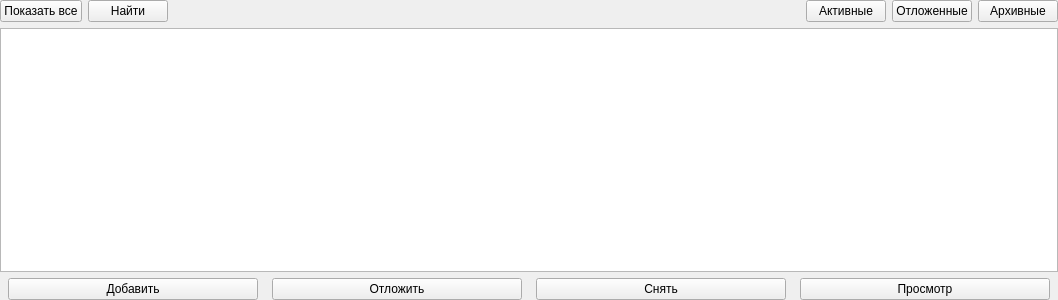
Before: the Qt Designer form src/core/widget/viewobjectwidget.ui in Arox/makler, drawn with Qt 5.
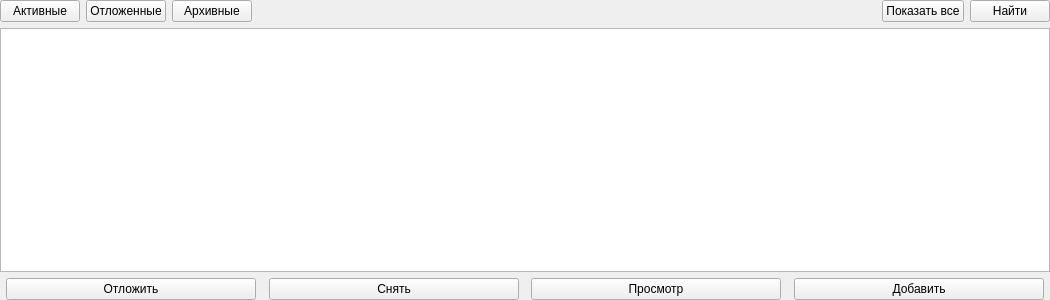
After: the same form once the commit is applied.

What changed in the file:
```diff
--- a/src/core/widget/viewobjectwidget.ui
+++ b/src/core/widget/viewobjectwidget.ui
@@ -6,7 +6,7 @@
    <rect>
     <x>0</x>
     <y>0</y>
-    <width>1058</width>
+    <width>1050</width>
     <height>300</height>
    </rect>
   </property>
@@ -28,33 +28,6 @@
    </property>
    <item>
     <layout class="QHBoxLayout" name="horizontalLayout">
-     <item>
-      <widget class="QPushButton" name="mpClearFilter">
-       <property name="text">
-        <string>Показать все</string>
-       </property>
-      </widget>
-     </item>
-     <item>
-      <widget class="QPushButton" name="mpFilter">
-       <property name="text">
-        <string>Найти</string>
-       </property>
-      </widget>
-     </item>
-     <item>
-      <spacer name="horizontalSpacer">
-       <property name="orientation">
-        <enum>Qt::Horizontal</enum>
-       </property>
-       <property name="sizeHint" stdset="0">
-        <size>
-         <width>40</width>
-         <height>20</height>
-        </size>
-       </property>
-      </spacer>
-     </item>
      <item>
       <widget class="QPushButton" name="mpButtonActive">
        <property name="text">
@@ -100,6 +73,33 @@
        </property>
       </widget>
      </item>
+     <item>
+      <spacer name="horizontalSpacer">
+       <property name="orientation">
+        <enum>Qt::Horizontal</enum>
+       </property>
+       <property name="sizeHint" stdset="0">
+        <size>
+         <width>40</width>
+         <height>20</height>
+        </size>
+       </property>
+      </spacer>
+     </item>
+     <item>
+      <widget class="QPushButton" name="mpClearFilter">
+       <property name="text">
+        <string>Показать все</string>
+       </property>
+      </widget>
+     </item>
+     <item>
+      <widget class="QPushButton" name="mpFilter">
+       <property name="text">
+        <string>Найти</string>
+       </property>
+      </widget>
+     </item>
     </layout>
    </item>
    <item>
@@ -136,38 +136,6 @@
        </property>
       </spacer>
      </item>
-     <item>
-      <widget class="QPushButton" name="mpButtonAdd">
-       <property name="minimumSize">
-        <size>
-         <width>250</width>
-         <height>0</height>
-        </size>
-       </property>
-       <property name="maximumSize">
-        <size>
-         <width>250</width>
-         <height>16777215</height>
-        </size>
-       </property>
-       <property name="text">
-        <string>Добавить</string>
-       </property>
-      </widget>
-     </item>
-     <item>
-      <spacer name="horizontalSpacer_4">
-       <property name="orientation">
-        <enum>Qt::Horizontal</enum>
-       </property>
-       <property name="sizeHint" stdset="0">
-        <size>
-         <width>40</width>
-         <height>20</height>
-        </size>
-       </property>
-      </spacer>
-     </item>
      <item>
       <widget class="QPushButton" name="mpButtonAside">
        <property name="minimumSize">
@@ -188,7 +156,7 @@
       </widget>
      </item>
      <item>
-      <spacer name="horizontalSpacer_5">
+      <spacer name="horizontalSpacer_4">
        <property name="orientation">
         <enum>Qt::Horizontal</enum>
        </property>
@@ -220,7 +188,7 @@
       </widget>
      </item>
      <item>
-      <spacer name="horizontalSpacer_6">
+      <spacer name="horizontalSpacer_5">
        <property name="orientation">
         <enum>Qt::Horizontal</enum>
        </property>
@@ -251,6 +219,38 @@
        </property>
       </widget>
      </item>
+     <item>
+      <spacer name="horizontalSpacer_6">
+       <property name="orientation">
+        <enum>Qt::Horizontal</enum>
+       </property>
+       <property name="sizeHint" stdset="0">
+        <size>
+         <width>40</width>
+         <height>20</height>
+        </size>
+       </property>
+      </spacer>
+     </item>
+     <item>
+      <widget class="QPushButton" name="mpButtonAdd">
+       <property name="minimumSize">
+        <size>
+         <width>250</width>
+         <height>0</height>
+        </size>
+       </property>
+       <property name="maximumSize">
+        <size>
+         <width>250</width>
+         <height>16777215</height>
+        </size>
+       </property>
+       <property name="text">
+        <string>Добавить</string>
+       </property>
+      </widget>
+     </item>
      <item>
       <spacer name="horizontalSpacer_3">
        <property name="orientation">
```
